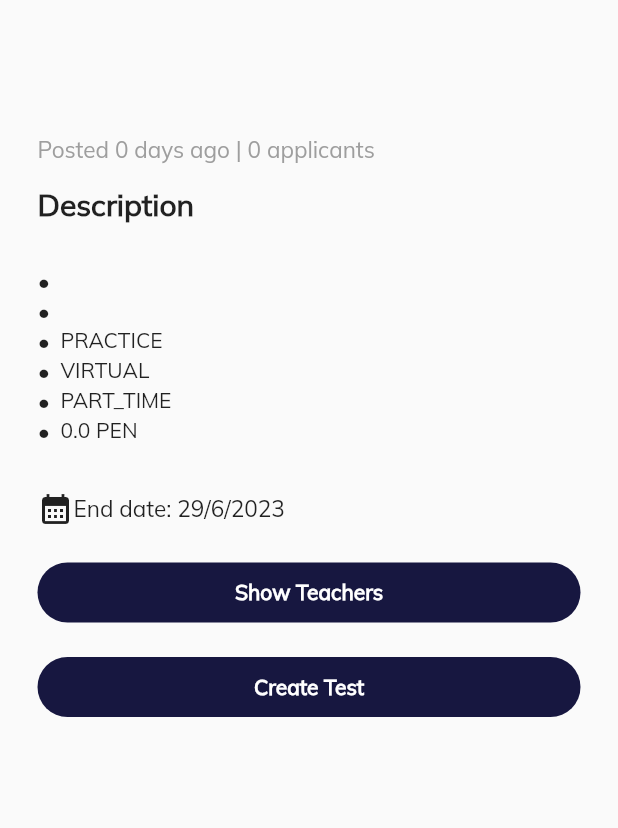
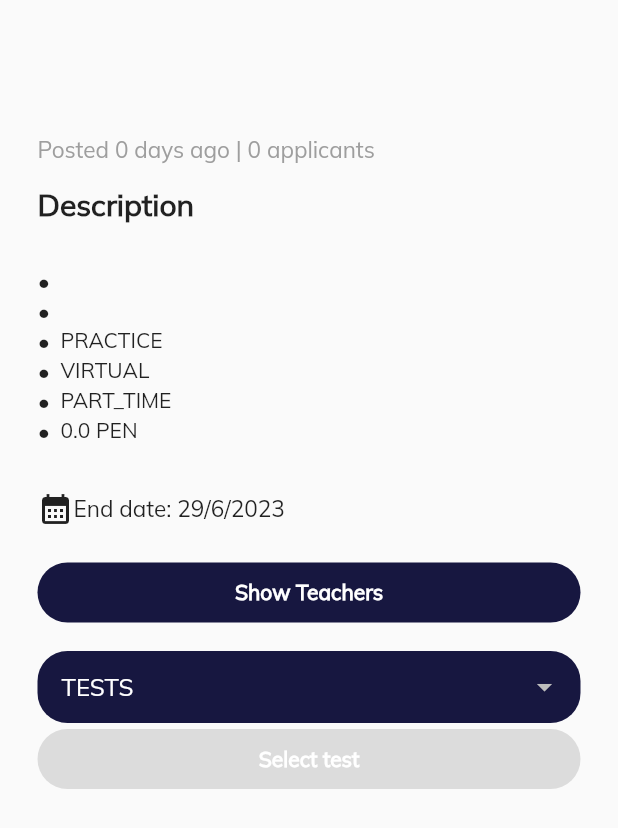
Before and after one commit to Arquitectura-De-Software-Emergentes/Mobile, a Flutter app: the MyOfferDetail widget shown alone on an empty page, opened directly with empty values, on a phone screen of 412 x 824 dp. Shown: the top 828 px of the screen. Run offline on Flutter 3.47's test engine with Material 2 defaults, Android fonts, the phone set to English and light mode, and no system bars; our stand-ins replace equatable, flutter_bloc, formz, get_it, image_picker, line_awesome_flutter and 1 more; missing offline and left inert: dart:html, dart_openai; network calls fail.

Commit message:
feat(offers): :sparkles: added test assignment

```diff
--- a/lib/offers/presentation/my_offers_list/bloc/my_offers_list_event.dart
+++ b/lib/offers/presentation/my_offers_list/bloc/my_offers_list_event.dart
@@ -16,3 +16,5 @@ class AddMyOffer extends MyOffersListEvent {
 
   const AddMyOffer(this.offer);
 }
+
+class LoadAllTestAvailable extends MyOffersListEvent {}
--- a/lib/offers/presentation/my_offers_list/my_offers_list_screen.dart
+++ b/lib/offers/presentation/my_offers_list/my_offers_list_screen.dart
@@ -49,6 +49,8 @@ class MyOffersList extends StatelessWidget {
   @override
   Widget build(BuildContext context) {
     context.read<MyOffersListBloc>().getAllMyOffers();
+    context.read<MyOffersListBloc>().getAllTest();
+
     return Column(
       children: [
         const SizedBox(
@@ -81,6 +83,7 @@ class MyOffersList extends StatelessWidget {
                               child: SingleChildScrollView(
                                 child: MyOfferDetail(
                                   offer: state.myOffersList[index],
+                                  tests: state.availableTest,
                                 ),
                               ),
                             ),
--- a/lib/offers/presentation/my_offers_list/widgets/my_offer_detail_screen.dart
+++ b/lib/offers/presentation/my_offers_list/widgets/my_offer_detail_screen.dart
@@ -1,12 +1,24 @@
 import 'package:flutter/material.dart';
+import 'package:teacher_finder/assessment/infrastructure/data_sources/assessment_remote_data_provider.dart';
 
+import '../../../../assessment/domain/entities/test.dart';
 import '../../../../common/styles/styles.dart';
 import '../../../domain/entities/offer.dart';
 import '../../../../common/widgets/offer_detail_requirements.dart';
 
-class MyOfferDetail extends StatelessWidget {
-  const MyOfferDetail({super.key, required this.offer});
+class MyOfferDetail extends StatefulWidget {
+  MyOfferDetail({super.key, required this.offer, required this.tests});
   final Offer offer;
+  final List<Test> tests;
+
+  @override
+  State<MyOfferDetail> createState() => _MyOfferDetailState();
+}
+
+class _MyOfferDetailState extends State<MyOfferDetail> {
+  Test? selectedTest;
+
+  // Test seleccionado
   @override
   Widget build(BuildContext context) {
     return Padding(
@@ -17,7 +29,7 @@ class MyOfferDetail extends StatelessWidget {
           SizedBox(
             width: MediaQuery.of(context).size.width,
             child: Text(
-              offer.title,
+              widget.offer.title,
               style: const TextStyle(fontWeight: FontWeight.bold, fontSize: 24),
             ),
           ),
@@ -26,11 +38,11 @@ class MyOfferDetail extends StatelessWidget {
             child: Row(
               children: [
                 Text(
-                  'Posted ${DateTime.now().difference(offer.initialDate).inDays} days ago | ',
+                  'Posted ${DateTime.now().difference(widget.offer.initialDate).inDays} days ago | ',
                   style: const TextStyle(fontSize: 15, color: Colors.grey),
                 ),
                 Text(
-                  '${offer.numberApplications} applicants',
+                  '${widget.offer.numberApplications} applicants',
                   style: const TextStyle(fontSize: 15, color: Colors.grey),
                 ),
               ],
@@ -47,24 +59,27 @@ class MyOfferDetail extends StatelessWidget {
                   'Description',
                   style: TextStyle(fontWeight: FontWeight.bold, fontSize: 20),
                 ),
-                Text(offer.description),
+                Text(widget.offer.description),
                 Padding(
                   padding: const EdgeInsets.symmetric(vertical: 10.0),
                   child: Column(
                     children: [
                       OfferDetailRequirements(
-                          requirement: offer.positionProfile.name),
-                      OfferDetailRequirements(
-                          requirement: offer.positionProfile.course.course),
-                      OfferDetailRequirements(
-                          requirement: offer.positionProfile.experience.value),
-                      OfferDetailRequirements(
-                          requirement: offer.positionProfile.modality.value),
-                      OfferDetailRequirements(
-                          requirement: offer.positionProfile.type.value),
+                          requirement: widget.offer.positionProfile.name),
                       OfferDetailRequirements(
                           requirement:
-                              '${offer.salary.mount.toString()} ${offer.salary.currency.value}'),
+                              widget.offer.positionProfile.course.course),
+                      OfferDetailRequirements(
+                          requirement:
+                              widget.offer.positionProfile.experience.value),
+                      OfferDetailRequirements(
+                          requirement:
+                              widget.offer.positionProfile.modality.value),
+                      OfferDetailRequirements(
+                          requirement: widget.offer.positionProfile.type.value),
+                      OfferDetailRequirements(
+                          requirement:
+                              '${widget.offer.salary.mount.toString()} ${widget.offer.salary.currency.value}'),
                     ],
                   ),
                 ),
@@ -74,7 +89,7 @@ class MyOfferDetail extends StatelessWidget {
                     children: [
                       const Icon(Icons.calendar_month),
                       Text(
-                        'End date: ${offer.initialDate.day}/${offer.initialDate.month}/${offer.initialDate.year}',
+                        'End date: ${widget.offer.initialDate.day}/${widget.offer.initialDate.month}/${widget.offer.initialDate.year}',
                         style: const TextStyle(fontSize: 15),
                       )
                     ],
@@ -82,7 +97,7 @@ class MyOfferDetail extends StatelessWidget {
                 ),
                 FilledButton(
                   onPressed: () {
-                    showTeachers(offer);
+                    showTeachers(widget.offer);
                   },
                   style: FilledButton.styleFrom(
                     backgroundColor: Styles.secondaryColor,
@@ -97,25 +112,63 @@ class MyOfferDetail extends StatelessWidget {
                 const SizedBox(
                   height: 15,
                 ),
+                DropdownButtonFormField<Test>(
+                  hint: const Text(
+                    'TESTS',
+                    style: TextStyle(color: Colors.white),
+                  ),
+                  dropdownColor: Styles
+                      .secondaryColor, // Color de fondo del menú desplegable
+                  value: selectedTest,
+                  onChanged: (Test? newValue) {
+                    // Actualizar el test seleccionado
+                    // setState(() {});
+                    setState(() {
+                      selectedTest = newValue;
+                    });
+                  },
+                  items: widget.tests.map((Test test) {
+                    return DropdownMenuItem<Test>(
+                      value: test,
+                      child: Text(
+                        test.title,
+                        style: const TextStyle(color: Colors.white),
+                      ),
+                    );
+                  }).toList(),
+                  decoration: InputDecoration(
+                    fillColor: Styles.secondaryColor,
+                    filled: true,
+                    border: OutlineInputBorder(
+                      borderSide: BorderSide.none,
+                      borderRadius: BorderRadius.circular(20.0),
+                    ),
+                    contentPadding: const EdgeInsets.symmetric(
+                        horizontal: 16.0, vertical: 5.0),
+                  ),
+                  borderRadius: BorderRadius.circular(20),
+                ),
                 FilledButton(
-                  onPressed: () {
-                    // Navigator.push(
-                    // context,
-                    //MaterialPageRoute(
-                    // builder: (context) => CreateTestScreen(),
-                    // ),
-                    //);
-                  },
+                  onPressed: selectedTest != null
+                      ? () {
+                          print(selectedTest?.title);
+                          final assessmentRemoteDataProvider =
+                              AssessmentRemoteDataProvider();
+                          assessmentRemoteDataProvider.selectedTestByOffer(
+                              widget.offer.id, selectedTest!.id);
+                          Navigator.pop(context);
+                        }
+                      : null,
                   style: FilledButton.styleFrom(
                     backgroundColor: Styles.secondaryColor,
                     minimumSize: Size(MediaQuery.of(context).size.width, 40),
                   ),
                   child: Text(
-                    'Create Test',
+                    'Select test',
                     style: TextStyle(
                         color: Styles.white, fontWeight: FontWeight.bold),
                   ),
-                )
+                ),
               ],
             ),
           ),
```
Also changed, not shown: lib/assessment/infrastructure/data_sources/assessment_remote_data_provider.dart (+13 -0 lines), lib/offers/presentation/my_offers_list/bloc/my_offers_list_bloc.dart (+27 -0 lines), lib/offers/presentation/my_offers_list/bloc/my_offers_list_state.dart (+11 -2 lines).
